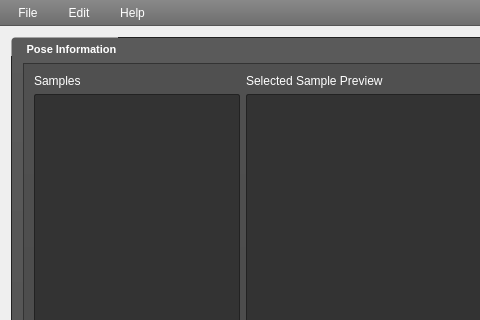
Qt form mainwindow.ui (freemancw/PoseDesigner) before a commit; both pictures show x 0 to 480 and y 0 to 320 of the 1024 by 768 pixel window.
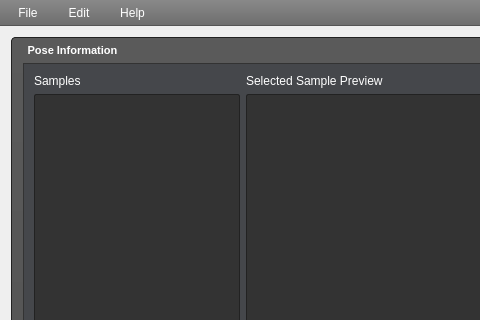
The same form after that commit. Icons and pictures are not drawn. Custom widgets are drawn as their Qt base class.

```diff
--- a/mainwindow.ui
+++ b/mainwindow.ui
@@ -90,7 +90,11 @@
 
 QHeaderView::section, QTableView QTableCornerButton::section {
 	/*background: yellow;*/
-	background: qlineargradient(spread:pad, x1:0, y1:1, x2:0, y2:0, stop:0 rgba(80, 80, 80, 255), stop:1 rgba(90, 90, 90, 255));
+	
+	/*background: qlineargradient(spread:pad, x1:1, y1:1, x2:1, y2:0, stop:0 rgba(45, 62, 84, 255), stop:1 rgba(76, 97, 124, 255));*/
+	/*background: qlineargradient(spread:pad, x1:1, y1:1, x2:1, y2:0, stop:0 rgba(45, 62, 84, 255), stop:1 rgba(87, 111, 142, 255));*/
+	/*background: qlineargradient(spread:pad, x1:1, y1:1, x2:1, y2:0, stop:0 rgba(0, 77, 183, 255), stop:1 rgba(55, 142, 255, 255));*/
+    background: qlineargradient(spread:pad, x1:0, y1:1, x2:0, y2:0, stop:0 rgba(80, 80, 80, 255), stop:1 rgba(90, 90, 90, 255));
 	border: 0;
     border-bottom: 1px solid #222;
 	border-right: 1px solid #222;
@@ -109,8 +113,12 @@
 QGroupBox::title {
 	color: #fff;
     padding-top: 6px;
-	margin-left: 14px;
+	padding-left: 14px;
 	background: none;
+	border-left: 1px solid #222;
+	border-top: 1px solid #222;
+	border-top-left-radius: 4px;
+	/*border-radius: 4px;*/
 }
 
 QToolButton { 
@@ -264,7 +272,11 @@
           </property>
           <property name="styleSheet">
            <string notr="true">#scrollAreaWidgetContents {
-	background: qlineargradient(spread:pad, x1:0, y1:1, x2:0, y2:0, stop:0 rgba(70, 70, 70, 255), stop:1 rgba(80, 80, 80, 255));
+	
+	/*background: rgb(78, 83, 91);*/
+	/*background: rgb(50, 54, 60);*/
+	background-color: rgb(69, 71, 75);
+	/*background: qlineargradient(spread:pad, x1:0, y1:1, x2:0, y2:0, stop:0 rgba(70, 70, 70, 255), stop:1 rgba(80, 80, 80, 255));*/
     border: 1px solid #333;
 	border-right: 0;
 }
```
